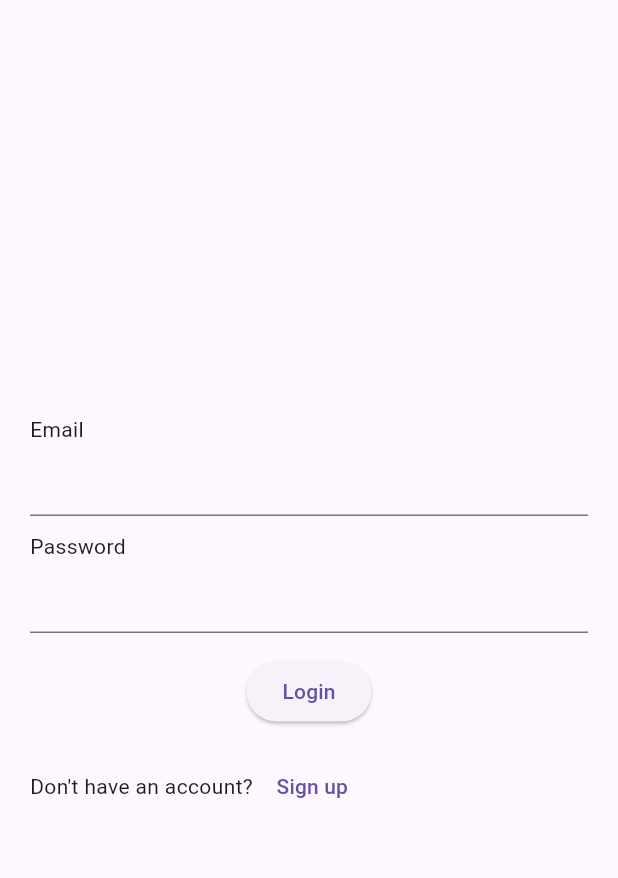
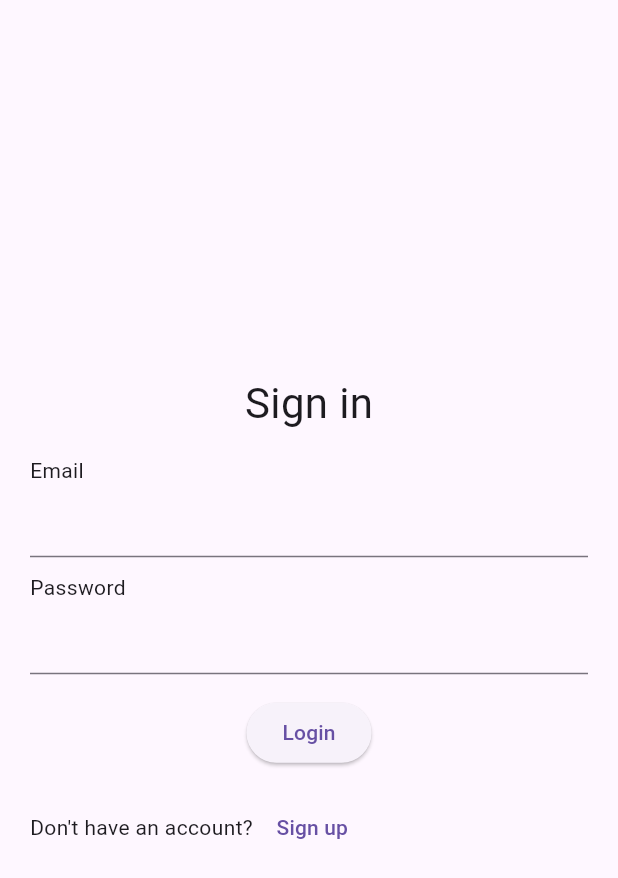
Before and after one commit to ja-varron/firebase_auth_config, a Flutter app: the screen it shows after launch, on a phone screen of 412 x 824 dp. Shown: the top 878 px of the screen. Run offline on Flutter 3.47's test engine with Material 3 defaults, Android fonts, the phone set to English and light mode, and no system bars; our stand-ins replace cloud_firestore, firebase_auth, firebase_core; accounts and stored records are empty.

Commit message:
[Sign in] Add sign in text

```diff
--- a/lib/features/auth/pages/login_page.dart
+++ b/lib/features/auth/pages/login_page.dart
@@ -42,6 +42,10 @@ class _LoginPageState extends State<LoginPage> {
             child: Column(
               mainAxisAlignment: MainAxisAlignment.center,
               children: [
+                Text("Sign in", style: TextStyle(fontSize: 28),),
+
+                const SizedBox(height: 15,),
+
                 Column(
                   children: [
                     Row(
```
